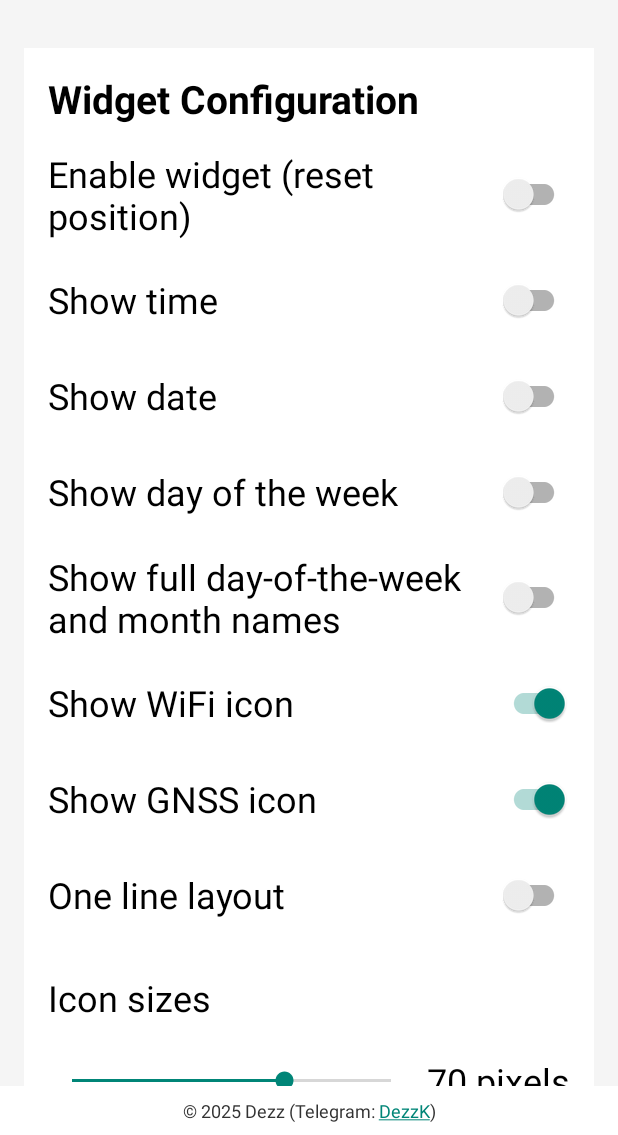
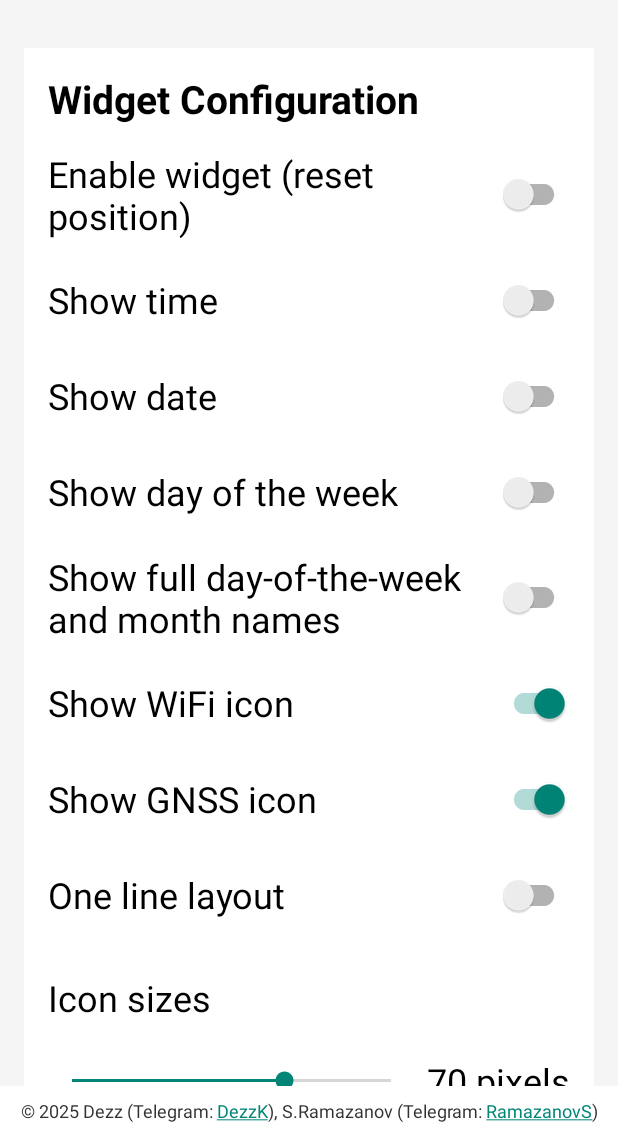
Before and after one commit to DezzK/status-widget, an Android app: the screen it shows after launch (MainActivity), on a phone screen of 412 x 824 dp, the part 101-1236 px from its top. Run offline under Robolectric (Android 15) with nearby library versions, the phone set to English and light mode, and no system bars.

Commit message:
feat: update copyright, make links clickable

```diff
--- a/app/src/main/java/dezz/status/widget/MainActivity.java
+++ b/app/src/main/java/dezz/status/widget/MainActivity.java
@@ -21,6 +21,8 @@ import android.content.Intent;
 import android.net.Uri;
 import android.os.Bundle;
 import android.provider.Settings;
+import android.text.method.LinkMovementMethod;
+import android.text.method.MovementMethod;
 import android.widget.SeekBar;
 import android.widget.TextView;
 import android.widget.Toast;
@@ -86,6 +88,9 @@ public class MainActivity extends AppCompatActivity {
         timeFontSizeValueText = findViewById(R.id.timeFontSizeValueText);
         dateFontSizeValueText = findViewById(R.id.dateFontSizeValueText);
         spacingBetweenTextsAndIconsValueText = findViewById(R.id.spacingBetweenTextsAndIconsValueText);
+
+        TextView copyrightNoticeText = findViewById(R.id.copyrightNoticeText);
+        copyrightNoticeText.setMovementMethod(LinkMovementMethod.getInstance());
 
         enableWidgetSwitch.setChecked(Preferences.widgetEnabled(this));
         showDateSwitch.setChecked(Preferences.showDate(this));
--- a/app/src/main/res/layout/activity_main.xml
+++ b/app/src/main/res/layout/activity_main.xml
@@ -296,6 +296,7 @@
 
     <!-- Copyright notice -->
     <TextView
+        android:id="@+id/copyrightNoticeText"
         android:layout_width="match_parent"
         android:layout_height="wrap_content"
         android:layout_gravity="bottom"
--- a/app/src/main/res/values/strings.xml
+++ b/app/src/main/res/values/strings.xml
@@ -35,9 +35,10 @@
     <string name="notification_channel_title">Status Widget Overlay Service</string>
     <string name="notification_content">Widget service is running</string>
 
-    <string name="copyright_notice" translatable="false">© 2025 Dezz (Telegram: <a href="https://t.me/DezzK">DezzK</a>)</string>
     <string name="show_full_day_and_month">Show full day-of-the-week and month names</string>
     <string name="show_wifi">Show WiFi icon</string>
     <string name="show_gnss">Show GNSS icon</string>
     <string name="spacing_between_text_and_icons_size">Spacing between texts and icons</string>
+
+    <string name="copyright_notice" translatable="false">© 2025 Dezz (Telegram: <a href="https://t.me/DezzK">DezzK</a>), S.Ramazanov (Telegram: <a href="https://t.me/RamazanovS">RamazanovS</a>)</string>
 </resources>
```
